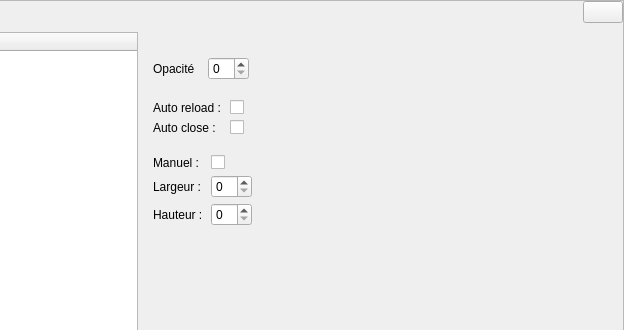
First picture: the form in src/gui/Dlg/option.ui, repository LaM0uette/PySide6_Blank_Project_demo, before the edit; both pictures show x 348 to 972 and y 0 to 330 of the 972 by 625 pixel window.
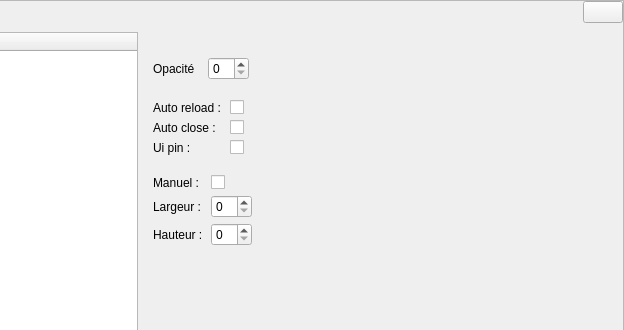
Second picture: the form after the edit. The open tabs and pages were chosen to show the change.

Commit message: Création TRAY - ui

Diff of the .ui file:
```diff
--- a/src/gui/Dlg/option.ui
+++ b/src/gui/Dlg/option.ui
@@ -493,7 +493,17 @@
                 <item row="0" column="1">
                  <widget class="QCheckBox" name="ck_opt_cfg_autoreload"/>
                 </item>
-                <item row="0" column="2" rowspan="2">
+                <item row="2" column="0">
+                 <widget class="QLabel" name="lb_opt_cfg_ui_pin">
+                  <property name="text">
+                   <string>Ui pin :</string>
+                  </property>
+                 </widget>
+                </item>
+                <item row="2" column="1">
+                 <widget class="QCheckBox" name="ck_opt_cfg_ui_pin"/>
+                </item>
+                <item row="0" column="2" rowspan="3">
                  <spacer name="horizontalSpacer_10">
                   <property name="orientation">
                    <enum>Qt::Horizontal</enum>
```
Left out of the diff: 8 changed lines with no effect on the pictures. The commit also changes 2 other files.
